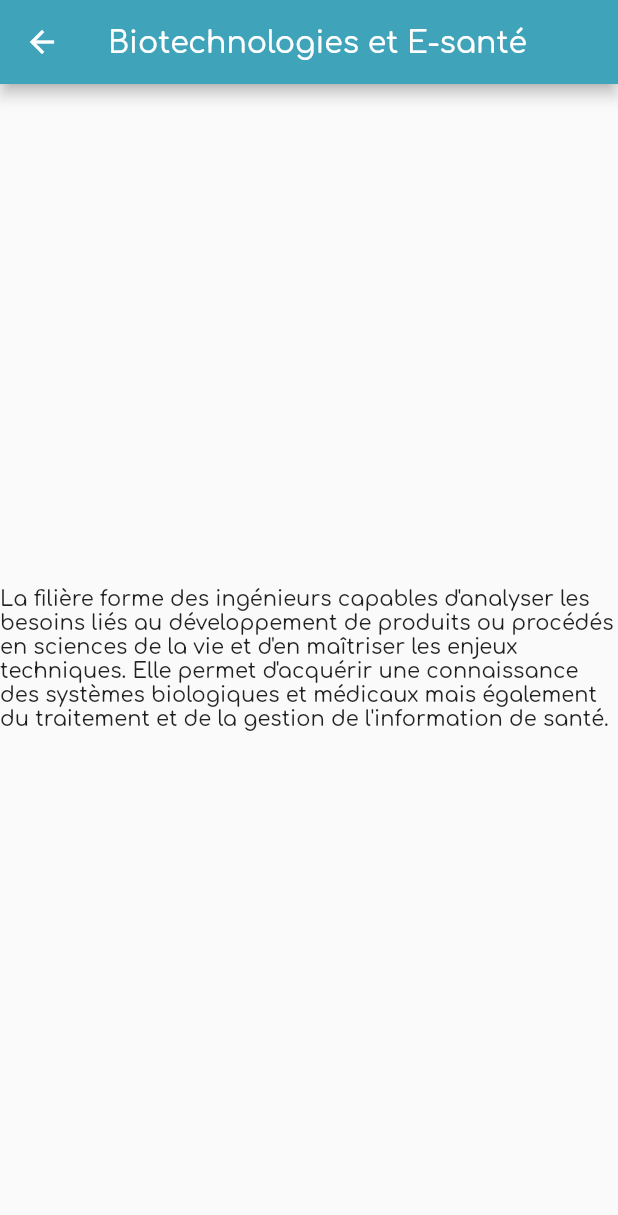
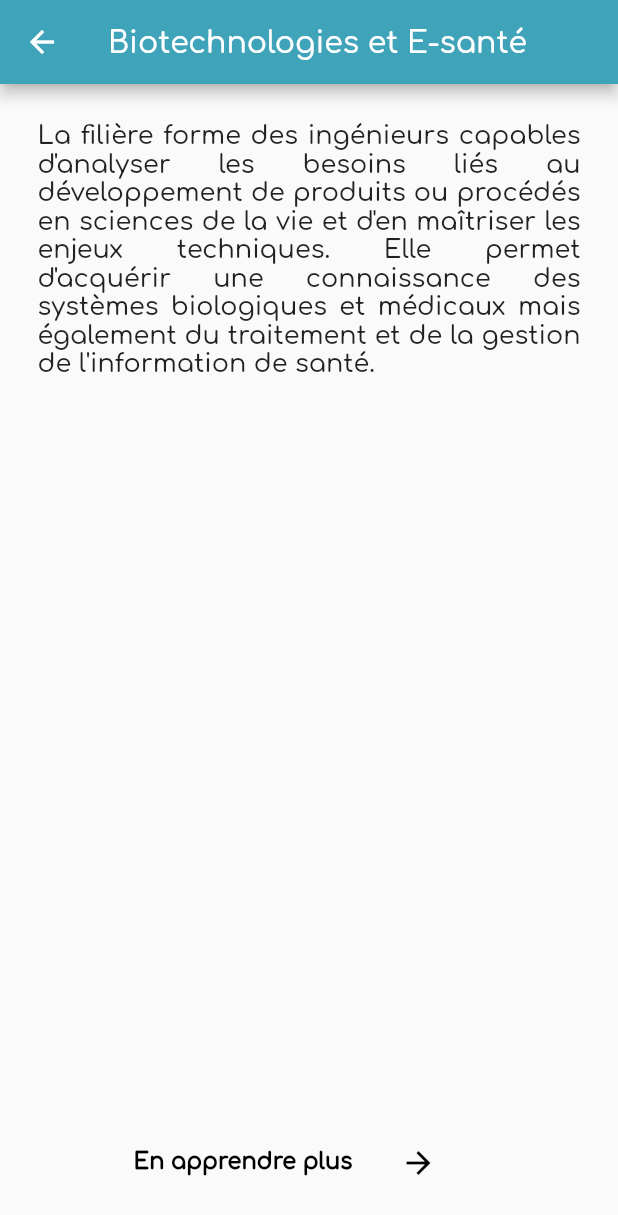
Before and after one commit to jeremySrgt/msh_esiee_app, a Flutter app: the DiscoverPage screen opened directly, after a tap on "Biotechnologies et e-santé", on a phone screen of 412 x 824 dp. Shown: the top 1215 px of the screen. Run offline on Flutter 3.47's test engine with Material 2 defaults, Android fonts, the phone set to English and light mode, and no system bars; our stand-ins replace flutter_swiper.

Commit message:
added link to redirect to esiee filiere web page

```diff
--- a/lib/description_fillieres/filliereDescription.dart
+++ b/lib/description_fillieres/filliereDescription.dart
@@ -1,11 +1,11 @@
 import 'package:flutter/material.dart';
 import 'package:msh_esiee_app/description_fillieres/FilliereClass.dart';
+import 'package:url_launcher/url_launcher.dart';
 
-class FilliereDescription extends StatelessWidget{
+class FilliereDescription extends StatelessWidget {
+  final FilliereClass filiere;
 
-  final FilliereClass filliere;
-  FilliereDescription({this.filliere});
-
+  FilliereDescription({this.filiere});
 
   Color _currentBGColor1 = Color(0xff3fa3ba);
 
@@ -13,12 +13,41 @@ class FilliereDescription extends StatelessWidget{
   Widget build(BuildContext context) {
     return Scaffold(
       appBar: AppBar(
-        title: Text(filliere.titre),
+        title: Text(filiere.titre),
         backgroundColor: _currentBGColor1,
       ),
-      body: Center(child: Text(filliere.description)),
+      body: Container(
+        padding: EdgeInsets.all(25.0),
+        child: Column(
+          children: [
+            Expanded(
+                child: Text(
+              filiere.description,
+              style: TextStyle(fontSize: 17.0),
+              textAlign: TextAlign.justify,
+            )),
+            Row(
+              mainAxisAlignment: MainAxisAlignment.center,
+              children: <Widget>[
+                Text(
+                  'En apprendre plus',
+                  style: TextStyle(
+                      color: Colors.black,
+                      fontWeight: FontWeight.bold,
+                      fontSize: 15.0),
+                ),
+                FlatButton(
+                  child: Icon(Icons.arrow_forward, color: Colors.black),
+                  onPressed: () {
+                      var url = filiere.link;
+                      launch(url);
+                    }
+                ),
+              ],
+            ),
+          ],
+        ),
+      ),
     );
   }
-
-
 }
```
Also changed, not shown: lib/description_fillieres/FilliereClass.dart (+51 -38 lines), lib/discover.dart (+8 -8 lines).
